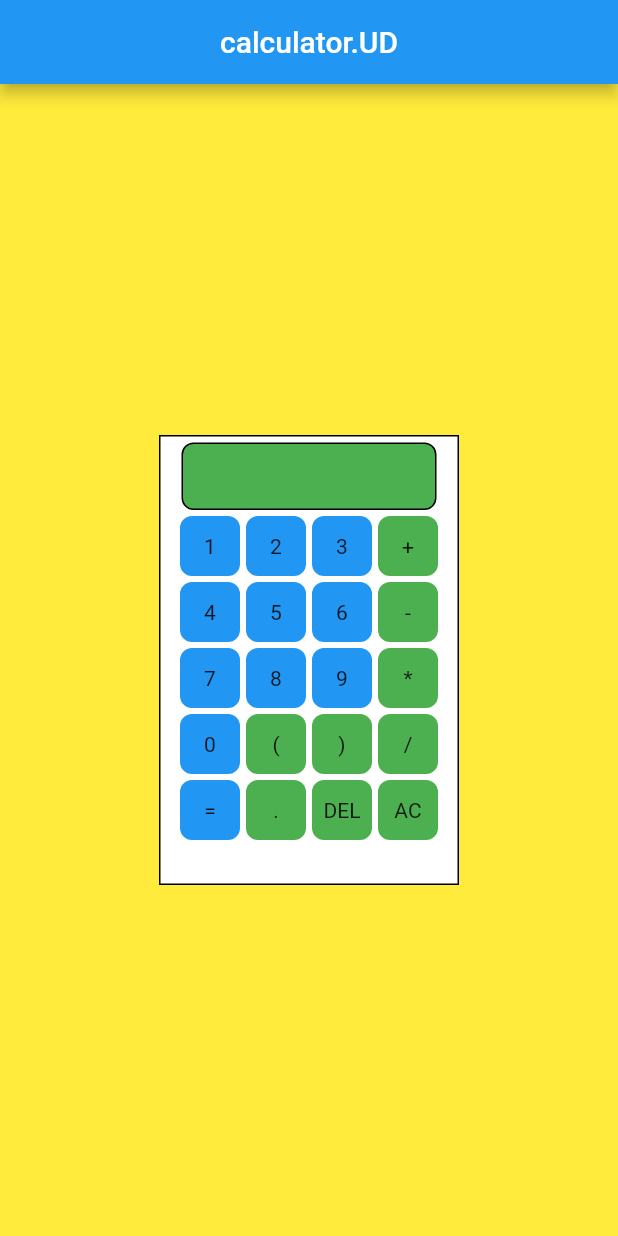
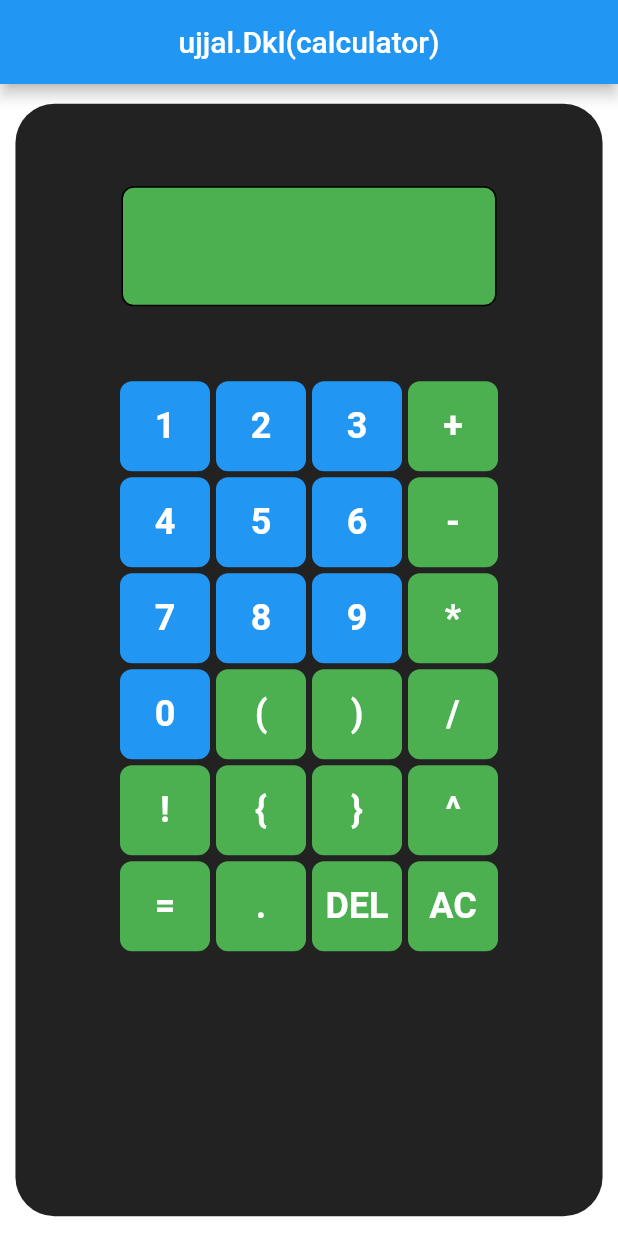
Before and after one commit to ujjaldhakla/ujjal-calculator, a Flutter app: the screen it shows after launch, on a phone screen of 412 x 824 dp. Run offline on Flutter 3.47's test engine with Material 2 defaults, Android fonts, the phone set to English and light mode, and no system bars; missing offline and left inert: eval_ex, infix_expression_parser.

Commit message:
last commit

```diff
--- a/lib/cotainer.dart
+++ b/lib/cotainer.dart
@@ -19,32 +19,55 @@ class MyContainer extends StatefulWidget {
 
 class _MyContainerState extends State<MyContainer> {
   String exp = "";
-
+  String top = "";
   @override
   Widget build(BuildContext context) {
+    final size = MediaQuery.of(context).size;
     return Center(
         child: Container(
-      height: 300,
-      width: 200,
-      decoration: BoxDecoration(color: Colors.white, border: Border.all()),
+      height: size.height * 0.9,
+      width: size.width * 0.95,
+      decoration: BoxDecoration(
+        color: Colors.black87,
+        borderRadius: BorderRadius.all(Radius.circular(26)),
+      ),
       child: Column(
         mainAxisAlignment: MainAxisAlignment.start,
         children: [
           SizedBox(
-            height: 4,
+            height: 55,
           ),
           Container(
-              height: 45,
-              width: 170,
+            height: 80,
+            width: 250,
             decoration: BoxDecoration(
               color: Colors.green,
               border: Border.all(),
               borderRadius: BorderRadius.all(Radius.circular(8)),
               shape: BoxShape.rectangle,
             ),
-              child: Text(exp)),
+            child: Column(
+              children: [
+                Text(
+                  top,
+                  style: TextStyle(
+                    fontSize: 24,
+                    fontWeight: FontWeight.bold,
+                  ),
+                ),
+                Text(
+                  exp,
+                  style: TextStyle(
+                    fontSize: 24,
+                    fontWeight: FontWeight.bold,
+                  ),
+                ),
+              ],
+            ),
+            alignment: Alignment.bottomRight,
+          ),
           SizedBox(
-            height: 4,
+            height: 50,
           ),
           Row(
             mainAxisAlignment: MainAxisAlignment.center,
@@ -293,18 +316,80 @@ class _MyContainerState extends State<MyContainer> {
           Row(
             mainAxisAlignment: MainAxisAlignment.center,
             children: [
+              InkWell(
+                onTap: () {
+                  setState(() {
+                    exp += "!";
+                  });
+                },
+                child: NumberBotton(
+                  num: "!",
+                  color: Colors.green,
+                ),
+              ),
+              SizedBox(
+                width: 4,
+              ),
+              InkWell(
+                onTap: () {
+                  setState(() {
+                    exp += "{";
+                  });
+                },
+                child: NumberBotton(
+                  num: "{",
+                  color: Colors.green,
+                ),
+              ),
+              SizedBox(
+                width: 4,
+              ),
+              InkWell(
+                onTap: () {
+                  setState(() {
+                    exp += "}";
+                  });
+                },
+                child: NumberBotton(
+                  num: "}",
+                  color: Colors.green,
+                ),
+              ),
+              SizedBox(
+                width: 4,
+              ),
+              InkWell(
+                onTap: () {
+                  setState(() {
+                    exp += "^";
+                  });
+                },
+                child: NumberBotton(
+                  num: "^",
+                  color: Colors.green,
+                ),
+              ),
+            ],
+          ),
+          SizedBox(
+            height: 4,
+          ),
+          Row(
+            mainAxisAlignment: MainAxisAlignment.center,
+            children: [
               Builder(builder: (context) {
                 return InkWell(
                   onTap: () {
                     Expression expression = Expression(exp);
 
                     setState(() {
+                      top = exp;
                       exp = expression.eval().toString();
                     });
                   },
                   child: NumberBotton(
                     num: "=",
-                    color: Colors.blue,
+                    color: Colors.green,
                   ),
                 );
               }),
@@ -342,6 +427,8 @@ class _MyContainerState extends State<MyContainer> {
               InkWell(
                 onTap: () {
                   setState(() {
+                    top = "";
+
                     exp = "";
                   });
                 },
@@ -352,6 +439,9 @@ class _MyContainerState extends State<MyContainer> {
               ),
             ],
           ),
+          SizedBox(
+            height: 4,
+          ),
         ],
       ),
     ));
--- a/lib/main.dart
+++ b/lib/main.dart
@@ -16,9 +16,9 @@ class MyApp extends StatelessWidget {
     return MaterialApp(
       title: "calculator.UD",
       home: Scaffold(
-        backgroundColor: Colors.yellow,
+        backgroundColor: Colors.white12,
         appBar: AppBar(
-          title: Center(child: Text("calculator.UD")),
+          title: Center(child: Text("ujjal.Dkl(calculator)")),
         ),
         body: MyContainer(),
       ),
--- a/lib/number_botton.dart
+++ b/lib/number_botton.dart
@@ -12,9 +12,17 @@ class NumberBotton extends StatelessWidget {
   @override
   Widget build(BuildContext context) {
     return Container(
-      height: 40,
-      width: 40,
-      child: Center(child: Text(num)),
+      height: 60,
+      width: 60,
+      child: Center(
+          child: Text(
+        num,
+        style: TextStyle(
+          fontSize: 24,
+          fontWeight: FontWeight.bold,
+          color: Colors.white,
+        ),
+      )),
       decoration: BoxDecoration(
         border: Border.all(
           color: color,
```
Lines whose indentation alone changed are shown as unchanged.
